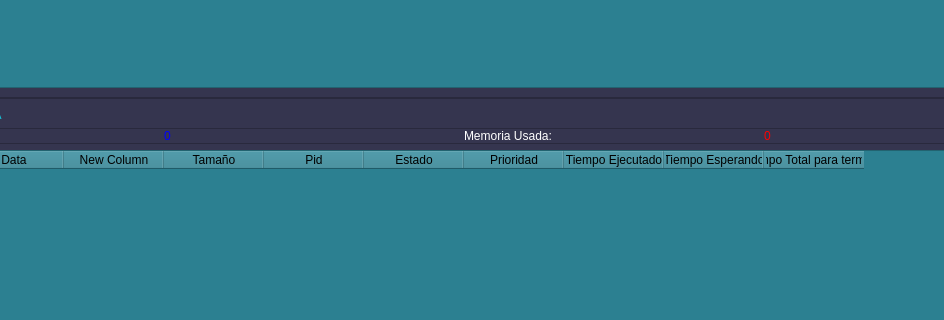
First picture: the form in view/view.ui, repository JesusAbarcaRodriguez/process-simulator, before the edit; both pictures show x 159 to 1103 and y 317 to 637 of the 1246 by 722 pixel window.
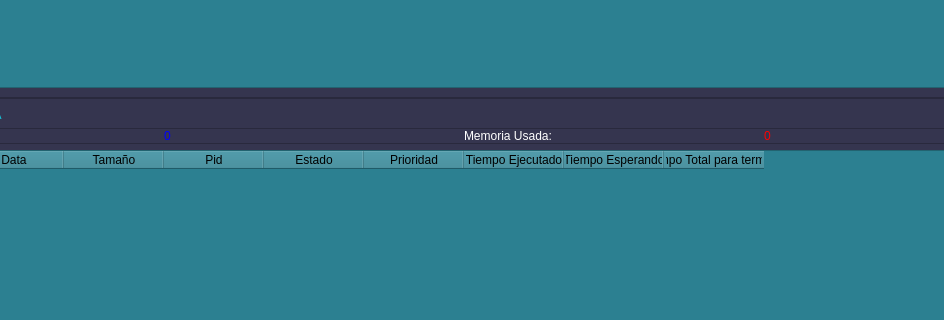
Second picture: the form after the edit.

The edit to the form file:
```diff
--- a/view/view.ui
+++ b/view/view.ui
@@ -582,11 +582,6 @@
                     <string>Data</string>
                    </property>
                   </column>
-                  <column>
-                   <property name="text">
-                    <string>New Column</string>
-                   </property>
-                  </column>
                   <column>
                    <property name="text">
                     <string>Tamaño</string>
```
